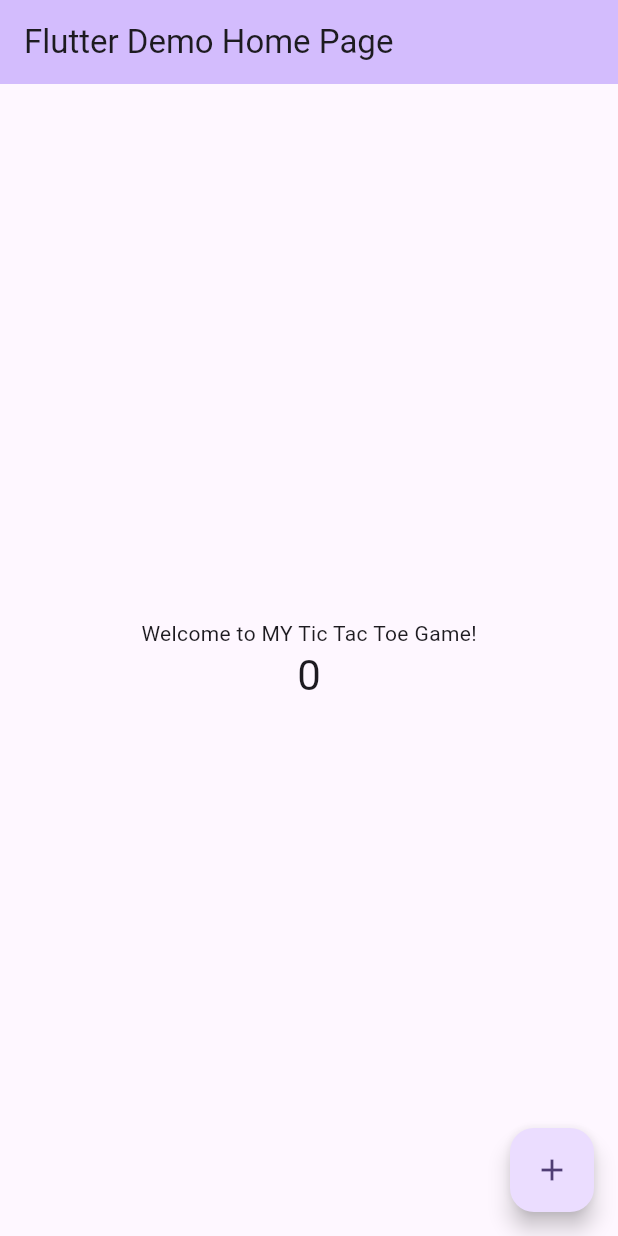
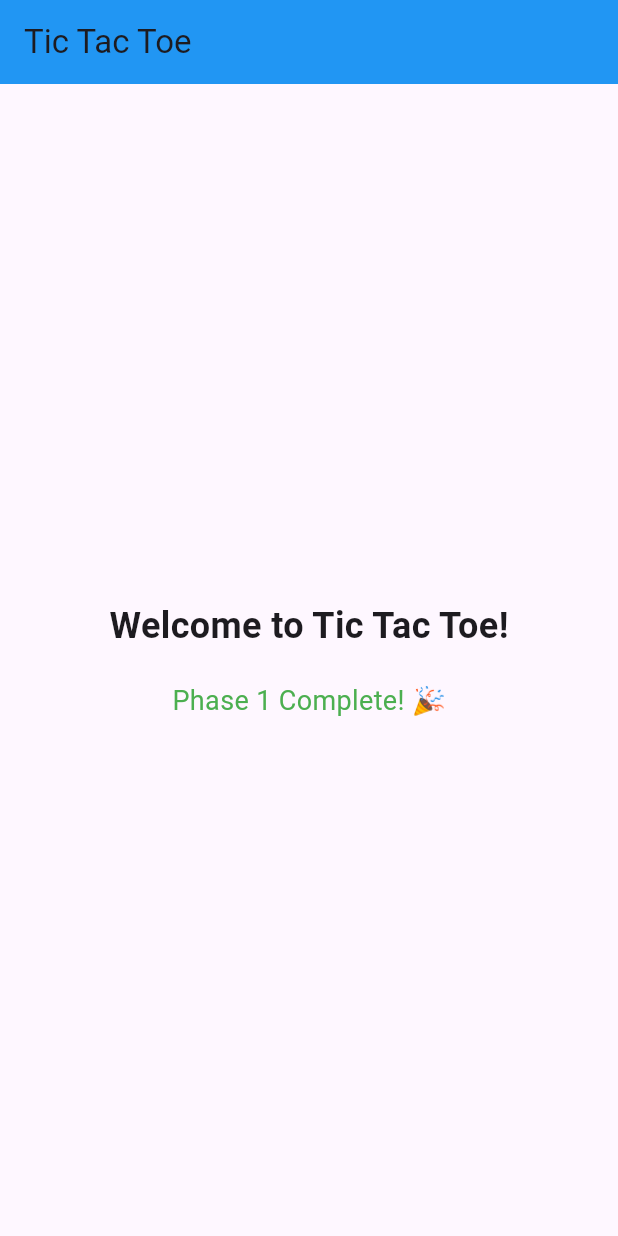
Before and after one commit to MalwareHuntercode/tic-tac-toe-flutter, a Flutter app: the screen it shows after launch, on a phone screen of 412 x 824 dp. Run offline on Flutter 3.47's test engine with Material 3 defaults, Android fonts, the phone set to English and light mode, and no system bars.

Commit message:
Clean up default code and add welcome message

```diff
--- a/lib/main.dart
+++ b/lib/main.dart
@@ -1,122 +1,39 @@
 import 'package:flutter/material.dart';
 
 void main() {
-  runApp(const MyApp());
+  runApp(const TicTacToeApp());
 }
 
-class MyApp extends StatelessWidget {
-  const MyApp({super.key});
+class TicTacToeApp extends StatelessWidget {
+  const TicTacToeApp({Key? key}) : super(key: key);
 
-  // This widget is the root of your application.
   @override
   Widget build(BuildContext context) {
     return MaterialApp(
-      title: 'Flutter Demo',
-      theme: ThemeData(
-        // This is the theme of your application.
-        //
-        // TRY THIS: Try running your application with "flutter run". You'll see
-        // the application has a purple toolbar. Then, without quitting the app,
-        // try changing the seedColor in the colorScheme below to Colors.green
-        // and then invoke "hot reload" (save your changes or press the "hot
-        // reload" button in a Flutter-supported IDE, or press "r" if you used
-        // the command line to start the app).
-        //
-        // Notice that the counter didn't reset back to zero; the application
-        // state is not lost during the reload. To reset the state, use hot
-        // restart instead.
-        //
-        // This works for code too, not just values: Most code changes can be
-        // tested with just a hot reload.
-        colorScheme: ColorScheme.fromSeed(seedColor: Colors.deepPurple),
+      title: 'Tic Tac Toe',
+      theme: ThemeData(primarySwatch: Colors.blue, useMaterial3: true),
+      home: Scaffold(
+        appBar: AppBar(
+          title: const Text('Tic Tac Toe'),
+          backgroundColor: Colors.blue,
         ),
-      home: const MyHomePage(title: 'Flutter Demo Home Page'),
-    );
-  }
-}
-
-class MyHomePage extends StatefulWidget {
-  const MyHomePage({super.key, required this.title});
-
-  // This widget is the home page of your application. It is stateful, meaning
-  // that it has a State object (defined below) that contains fields that affect
-  // how it looks.
-
-  // This class is the configuration for the state. It holds the values (in this
-  // case the title) provided by the parent (in this case the App widget) and
-  // used by the build method of the State. Fields in a Widget subclass are
-  // always marked "final".
-
-  final String title;
-
-  @override
-  State<MyHomePage> createState() => _MyHomePageState();
-}
-
-class _MyHomePageState extends State<MyHomePage> {
-  int _counter = 0;
-
-  void _incrementCounter() {
-    setState(() {
-      // This call to setState tells the Flutter framework that something has
-      // changed in this State, which causes it to rerun the build method below
-      // so that the display can reflect the updated values. If we changed
-      // _counter without calling setState(), then the build method would not be
-      // called again, and so nothing would appear to happen.
-      _counter++;
-    });
-  }
-
-  @override
-  Widget build(BuildContext context) {
-    // This method is rerun every time setState is called, for instance as done
-    // by the _incrementCounter method above.
-    //
-    // The Flutter framework has been optimized to make rerunning build methods
-    // fast, so that you can just rebuild anything that needs updating rather
-    // than having to individually change instances of widgets.
-    return Scaffold(
-      appBar: AppBar(
-        // TRY THIS: Try changing the color here to a specific color (to
-        // Colors.amber, perhaps?) and trigger a hot reload to see the AppBar
-        // change color while the other colors stay the same.
-        backgroundColor: Theme.of(context).colorScheme.inversePrimary,
-        // Here we take the value from the MyHomePage object that was created by
-        // the App.build method, and use it to set our appbar title.
-        title: Text(widget.title),
+        body: const Center(
+          child: Column(
+            mainAxisAlignment: MainAxisAlignment.center,
+            children: [
+              Text(
+                'Welcome to Tic Tac Toe!',
+                style: TextStyle(fontSize: 24, fontWeight: FontWeight.bold),
               ),
-      body: Center(
-        // Center is a layout widget. It takes a single child and positions it
-        // in the middle of the parent.
-        child: Column(
-          // Column is also a layout widget. It takes a list of children and
-          // arranges them vertically. By default, it sizes itself to fit its
-          // children horizontally, and tries to be as tall as its parent.
-          //
-          // Column has various properties to control how it sizes itself and
-          // how it positions its children. Here we use mainAxisAlignment to
-          // center the children vertically; the main axis here is the vertical
-          // axis because Columns are vertical (the cross axis would be
-          // horizontal).
-          //
-          // TRY THIS: Invoke "debug painting" (choose the "Toggle Debug Paint"
-          // action in the IDE, or press "p" in the console), to see the
-          // wireframe for each widget.
-          mainAxisAlignment: MainAxisAlignment.center,
-          children: <Widget>[
-            const Text('Welcome to MY Tic Tac Toe Game!'),
+              SizedBox(height: 20),
               Text(
-              '$_counter',
-              style: Theme.of(context).textTheme.headlineMedium,
+                'Phase 1 Complete! 🎉',
+                style: TextStyle(fontSize: 18, color: Colors.green),
               ),
             ],
           ),
         ),
-      floatingActionButton: FloatingActionButton(
-        onPressed: _incrementCounter,
-        tooltip: 'Increment',
-        child: const Icon(Icons.add),
-      ), // This trailing comma makes auto-formatting nicer for build methods.
+      ),
     );
   }
 }
```
Lines whose indentation alone changed are shown as unchanged.
